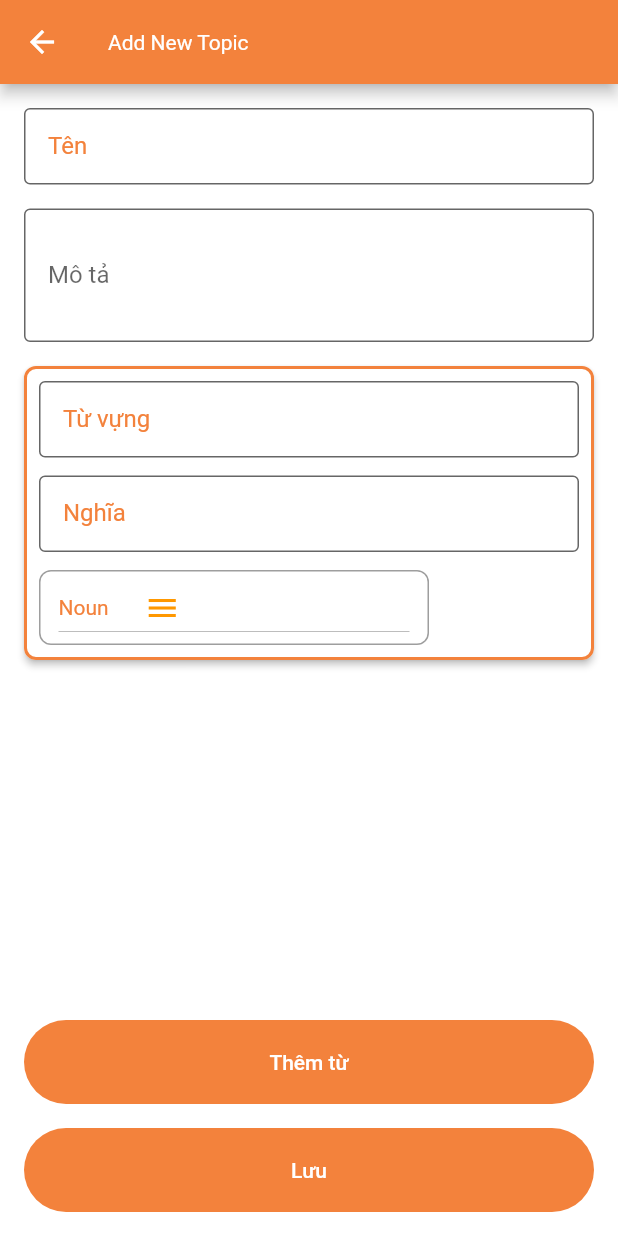
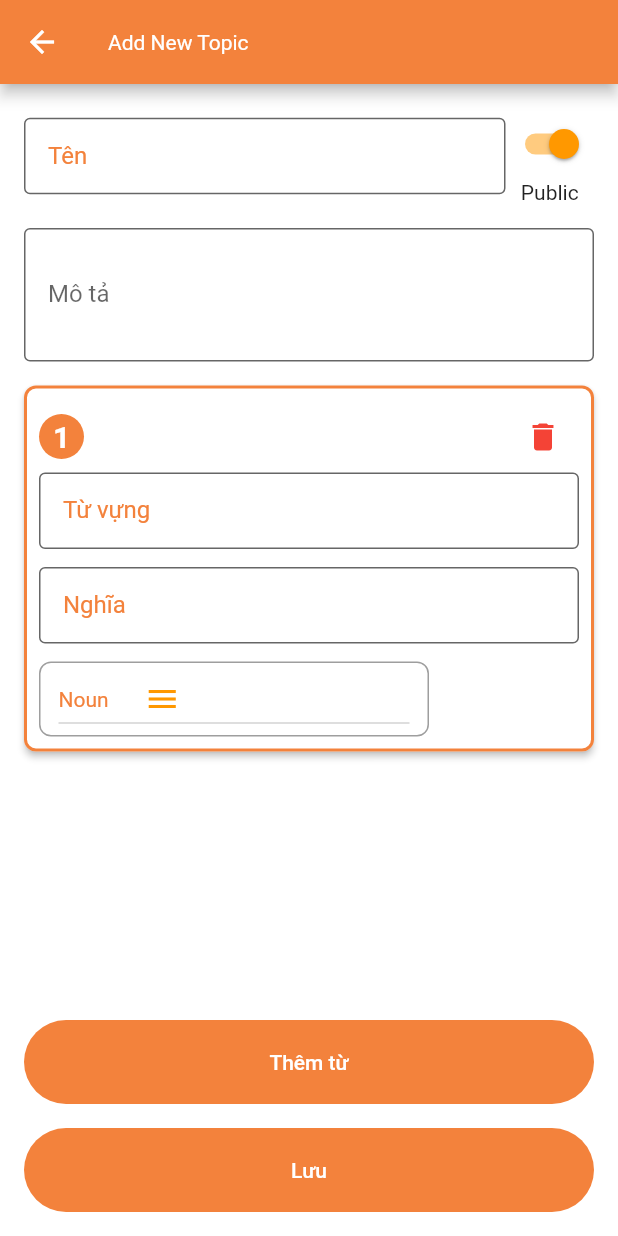
Before and after one commit to DevPhamPham/orange_card, a Flutter app: the TopicScreen screen opened directly, after a tap on the "add" icon, on a phone screen of 412 x 824 dp. Run offline on Flutter 3.47's test engine with Material 3 defaults, Android fonts, the light colour scheme and no system bars; our stand-ins replace cloud_firestore, firebase_auth, firebase_core, firebase_storage, flutter_svg, google_nav_bar and 2 more; accounts and stored records are empty; network calls fail.

Commit message:
make topic with firebase

```diff
--- a/lib/main.dart
+++ b/lib/main.dart
@@ -1,7 +1,6 @@
 import 'package:flutter/material.dart';
 import 'package:firebase_core/firebase_core.dart';
 import 'firebase_options.dart';
-
 import 'package:orange_card/ui/auth/constants.dart';
 import 'ui/auth/auth_gate.dart';
 
--- a/lib/resources/models/topic.dart
+++ b/lib/resources/models/topic.dart
@@ -1,39 +1,61 @@
-import 'package:orange_card/resources/models/word.dart';
+import 'package:cloud_firestore/cloud_firestore.dart';
 
 class Topic {
-  final String id;
-  late final String title;
-  final int creationTime;
-  late int numberOfChildren;
-  late int learnedWords;
-  late int view;
-  late List<Word> words;
+  String? id;
+  String? title;
+  int? creationTime;
+  int? numberOfChildren;
+  int? learnedWords;
+  String? status;
+  String? description;
+  int? updateTime;
+  List<DocumentReference>? users; // Updated to store document references
+  int? views;
 
-  Topic(
-      {required this.id,
-      required this.title,
-      required this.creationTime,
-      required this.numberOfChildren,
-      required this.learnedWords,
-      required this.view,
-      required this.words});
+  Topic({
+    this.id,
+    this.title,
+    this.creationTime,
+    this.numberOfChildren,
+    this.learnedWords,
+    this.status,
+    this.description,
+    this.updateTime,
+    this.users,
+    this.views,
+  });
 
-  Topic copyWith({
-    String? id,
-    String? title,
-    int? creationTime,
-    int? numberOfChildren,
-    int? learnedWords,
-    int? view,
-  }) {
+  factory Topic.fromMap(Map<String, dynamic> map, String id) {
     return Topic(
-      words: words,
-      id: id ?? this.id,
-      title: title ?? this.title,
-      creationTime: creationTime ?? this.creationTime,
-      numberOfChildren: numberOfChildren ?? this.numberOfChildren,
-      learnedWords: learnedWords ?? this.learnedWords,
-      view: view ?? this.view,
+      id: id,
+      title: map['title'],
+      creationTime: map['creationTime'],
+      numberOfChildren: map['numberOfChildren'],
+      learnedWords: map['learnedWords'],
+      status: map['status'],
+      description: map['description'],
+      updateTime: map['updateTime'],
+      users: (map['users'] as List<dynamic>?)
+          ?.map((ref) => ref as DocumentReference)
+          .toList(),
+      views: map['views'],
     );
   }
+
+  Map<String, dynamic> toMap() {
+    return {
+      'id': id,
+      'title': title,
+      'creationTime': creationTime,
+      'numberOfChildren': numberOfChildren,
+      'learnedWords': learnedWords,
+      'status': status,
+      'description': description,
+      'updateTime': updateTime,
+      'users': users
+          ?.map((ref) => ref)
+          .toList(), // Convert List<DocumentReference> to List<dynamic>
+      'views': views,
+    };
+  }
 }
--- a/lib/resources/models/word.dart
+++ b/lib/resources/models/word.dart
@@ -1,48 +1,75 @@
 class Word {
-  final String id;
-  late String english;
-  late String vietnamese;
-  final int created_at;
-  late String type;
-  late bool learnt;
+  String? id;
+  String? english;
+  String vietnamese;
+  int createdAt;
+  int updatedAt;
+  String type;
+  String? imageUrl;
+  bool learnt;
+  Map<String, dynamic> markedUser;
+
   Word({
+    this.id,
+    this.english,
+    required this.vietnamese,
+    required this.createdAt,
+    required this.updatedAt,
+    required this.type,
+    this.imageUrl,
     required this.learnt,
-    required this.id,
-    required this.created_at,
-    required this.type,
-    required this.english,
-    required this.vietnamese,
+    required this.markedUser,
   });
 
-  Word copyWith(
-      {String? english, String? vietnamese, String? type, bool? learnt}) {
+  Word copyWith({
+    String? id,
+    String? english,
+    String? vietnamese,
+    int? createdAt,
+    int? updatedAt,
+    String? type,
+    String? imageUrl,
+    bool? learnt,
+    Map<String, dynamic>? markedUser,
+  }) {
     return Word(
-        id: this.id,
-        created_at: this.created_at,
-        type: type ?? this.type,
-        english: english ?? this.english,
-        vietnamese: vietnamese ?? this.vietnamese,
-        learnt: learnt ?? this.learnt);
-  }
-
-  factory Word.fromJson(Map<String, dynamic> json) {
-    return Word(
-      id: json['id'],
-      created_at: json['created_at'],
-      type: json['type'],
-      english: json['english'],
-      vietnamese: json['vietnamese'],
-      learnt: json['learnt'],
+      id: id ?? this.id,
+      english: english ?? this.english,
+      vietnamese: vietnamese ?? this.vietnamese,
+      createdAt: createdAt ?? this.createdAt,
+      updatedAt: updatedAt ?? this.updatedAt,
+      type: type ?? this.type,
+      imageUrl: imageUrl ?? this.imageUrl,
+      learnt: learnt ?? this.learnt,
+      markedUser: markedUser ?? this.markedUser,
     );
   }
 
-  Map<String, dynamic> toJson() {
+  factory Word.fromMap(Map<String, dynamic> map, String id) {
+    return Word(
+      id: id,
+      english: map['english'],
+      vietnamese: map['vietnamese'],
+      createdAt: map['createdAt'],
+      updatedAt: map['updatedAt'],
+      type: map['type'] ?? '',
+      imageUrl: map['imageUrl'],
+      learnt: map['learnt'] ?? false,
+      markedUser: map['markedUser'] ?? {},
+    );
+  }
+
+  Map<String, dynamic> toMap() {
     return {
       'id': id,
-      'created_at': created_at,
-      'type': type,
       'english': english,
       'vietnamese': vietnamese,
+      'createdAt': createdAt,
+      'updatedAt': updatedAt,
+      'type': type,
+      'imageUrl': imageUrl,
+      'learnt': learnt,
+      'markedUser': markedUser,
     };
   }
 }
--- /dev/null
+++ b/lib/resources/utils/enum.dart
@@ -0,0 +1,3 @@
+enum STATUS { LEARNT, MARKED, ALL, NOT_LEARN, PUBLIC, PRIVATE }
+
+enum LEARN_MODE { FLASH_CARD, MULTIPLE_CHOICE, WORD_TYPE }
--- a/lib/resources/viewmodels/TopicViewmodel.dart
+++ b/lib/resources/viewmodels/TopicViewmodel.dart
@@ -1,105 +1,64 @@
 import 'package:flutter/material.dart';
 import 'package:intl/intl.dart';
-import 'package:orange_card/resources/models/word.dart';
-import 'package:orange_card/resources/viewmodels/WordViewModel.dart';
+import 'package:orange_card/resources/repositories/topicRepository.dart';
+import 'package:orange_card/resources/utils/enum.dart';
 import '../models/topic.dart';
+import '../models/word.dart';
 
 class TopicViewModel extends ChangeNotifier {
-  late List<Topic> _fakeTopics = [];
-  late List<Topic> _filteredTopics = [];
+  final TopicRepository _topicRepository = TopicRepository();
+  final List<Topic> _topics = [];
+  final List<Topic> _filteredTopics = [];
 
-  List<Topic> get fakeTopics => _fakeTopics;
-  List<Topic> get filteredTopics => _filteredTopics;
+  List<Topic> get topics => List.unmodifiable(_topics);
+  List<Topic> get filteredTopics => List.unmodifiable(_filteredTopics);
+
   TopicViewModel() {
-    _generateFakeTopics();
+    _loadTopics();
   }
 
-  void _generateFakeTopics() {
-    int numberOfDays = 3;
-    int topicsPerDay = 2;
-
-    for (int i = 0; i < numberOfDays; i++) {
-      for (int j = 0; j < topicsPerDay; j++) {
-        WordViewModel wordViewModel = WordViewModel();
-        List<Word> words = wordViewModel.words;
-        print(words.length);
-        _fakeTopics.add(
-          Topic(
-            words: words,
-            id: 'topic_${i * topicsPerDay + j}',
-            title: 'Topic ${i * topicsPerDay + j}',
-            creationTime:
-                DateTime.now().millisecondsSinceEpoch - (i * 86400000),
-            numberOfChildren: 5,
-            learnedWords: (i + 1) * 100,
-            view: 0,
-          ),
-        );
-      }
-    }
-  }
-
-  void addTopic(String title, String description, List<Word> words) {
-    _fakeTopics.add(
-      Topic(
-        id: '${_fakeTopics.length + 1}',
-        title: title,
-        creationTime: DateTime.now().millisecondsSinceEpoch,
-        numberOfChildren: 0,
-        learnedWords: 0,
-        view: 0,
-        words: words,
-      ),
-    );
+  Future<void> _loadTopics() async {
+    _topics.clear();
+    _filteredTopics.clear();
+    final topics = _topicRepository.getAllTopics();
+    _topics.addAll(topics as Iterable<Topic>);
+    _filteredTopics.addAll(topics as Iterable<Topic>);
     notifyListeners();
   }
 
-  bool deleteTopic(Topic topic) {
-    if (_fakeTopics.contains(topic)) {
-      _fakeTopics.remove(topic);
-      notifyListeners();
-      return true;
-    }
-    return false;
+  void addTopic(
+      String title, List<Word> words, String description, bool mode) async {
+    final topic = Topic(
+      title: title,
+      creationTime: DateTime.now().millisecondsSinceEpoch,
+      numberOfChildren: words.length,
+      learnedWords: 0,
+      status: mode ? "Public" : "Private",
+      views: 0,
+      updateTime: DateTime.now().millisecondsSinceEpoch,
+    );
+    await _topicRepository.addTopic(topic, words);
+    _loadTopics();
   }
 
-  void updateTopic(Topic topic) {
-    int index = _fakeTopics.indexWhere((element) => element.id == topic.id);
-    if (index != -1) {
-      _fakeTopics[index] = topic;
-      notifyListeners();
-    }
+  Future<void> deleteTopic(Topic topic) async {
+    await _topicRepository.deleteTopic(topic.id!);
+    _loadTopics();
+  }
+
+  Future<void> updateTopic(Topic topic) async {
+    await _topicRepository.updateTopic(topic);
+    _loadTopics();
   }
 
   Map<String, List<Topic>> groupedTopicsByDay(List<Topic> topics) {
-    Map<String, List<Topic>> groupedTopicsByDay = {};
-    for (var topic in topics) {
-      DateTime dateTime =
-          DateTime.fromMillisecondsSinceEpoch(topic.creationTime);
-      String formattedDate = DateFormat('dd/MM/yyyy').format(dateTime);
-      if (!groupedTopicsByDay.containsKey(formattedDate)) {
-        groupedTopicsByDay[formattedDate] = [];
-      }
+    final Map<String, List<Topic>> groupedTopicsByDay = {};
+    for (final topic in topics) {
+      final dateTime = DateTime.fromMillisecondsSinceEpoch(topic.creationTime!);
+      final formattedDate = DateFormat('dd/MM/yyyy').format(dateTime);
+      groupedTopicsByDay.putIfAbsent(formattedDate, () => []);
       groupedTopicsByDay[formattedDate]?.add(topic);
     }
     return groupedTopicsByDay;
   }
-
-  void _filterTopics(String query) {
-    _filteredTopics = _fakeTopics.where((topic) {
-      final lowerCaseQuery = query.toLowerCase();
-      final lowerCaseTitle = topic.title.toLowerCase();
-      return lowerCaseTitle.contains(lowerCaseQuery);
-    }).toList();
-    notifyListeners();
-  }
-
-  void filterTopics(String query) {
-    if (query.isNotEmpty) {
-      _filterTopics(query);
-    } else {
-      _filteredTopics.clear();
-      notifyListeners();
-    }
-  }
 }
--- a/lib/resources/viewmodels/WordViewModel.dart
+++ b/lib/resources/viewmodels/WordViewModel.dart
@@ -8,7 +8,6 @@ class WordViewModel extends ChangeNotifier {
   WordViewModel() {
     fetchWords();
   }
-  // Method to add a word
   void addWord(Word word) {
     _words.add(word);
   }
@@ -27,28 +26,6 @@ class WordViewModel extends ChangeNotifier {
   }
 
   void fetchWords() {
-    _words = [
-      Word(
-          id: '1',
-          created_at: 123456789,
-          type: 'Noun',
-          english: 'Book',
-          vietnamese: 'Sách',
-          learnt: true),
-      Word(
-          id: '2',
-          created_at: 123456789,
-          type: 'Verb',
-          english: 'Run',
-          vietnamese: 'Chạy',
-          learnt: true),
-      Word(
-          id: '3',
-          created_at: 123456789,
-          type: 'Adjective',
-          english: 'Beautiful',
-          vietnamese: 'Đẹp',
-          learnt: false),
-    ];
+    _words = [];
   }
 }
--- a/lib/ui/detail_topic/components/word_item.dart
+++ b/lib/ui/detail_topic/components/word_item.dart
@@ -30,7 +30,7 @@ class _WordItemState extends State<WordItem> {
             children: [
               Expanded(
                   child: Text(
-                widget.word.english,
+                widget.word.english.toString(),
               )),
               Expanded(
                   child: Text(
--- a/lib/ui/detail_topic/topic_detail_screen.dart
+++ b/lib/ui/detail_topic/topic_detail_screen.dart
@@ -27,7 +27,7 @@ class _TopicDetailState extends State<TopicDetail> {
   @override
   void initState() {
     super.initState();
-    setLearntWord();
+    // setLearntWord();
     // Add initialization code here
   }
 
@@ -104,13 +104,13 @@ class _TopicDetailState extends State<TopicDetail> {
                         crossAxisAlignment: CrossAxisAlignment.start,
                         children: [
                           Text(
-                            widget.topic.title,
+                            widget.topic.title!,
                             style: const TextStyle(
                                 fontSize: 18, fontWeight: FontWeight.bold),
                           ),
                           const SizedBox(height: 5),
                           Text(
-                            'Created at: ${DateFormat('HH:mm - dd/MM/yyyy').format(DateTime.fromMicrosecondsSinceEpoch(widget.topic.creationTime))}',
+                            'Created at: ${DateFormat('HH:mm - dd/MM/yyyy').format(DateTime.fromMicrosecondsSinceEpoch(widget.topic.creationTime!))}',
                           ),
                           Text("Username: ${widget.user.username}"),
                         ],
@@ -123,10 +123,10 @@ class _TopicDetailState extends State<TopicDetail> {
                         animation: true,
                         animationDuration: 800,
                         lineWidth: 5.0,
-                        percent: learnt / widget.topic.words.length,
-                        center: learnt != widget.topic.words.length
+                        percent: learnt / widget.topic.numberOfChildren!,
+                        center: learnt != widget.topic.numberOfChildren
                             ? Text(
-                                "$learnt/${widget.topic.words.length}",
+                                "$learnt/${widget.topic.numberOfChildren}",
                                 style: const TextStyle(
                                     fontWeight: FontWeight.bold, fontSize: 18),
                               )
@@ -140,7 +140,7 @@ class _TopicDetailState extends State<TopicDetail> {
                         circularStrokeCap: CircularStrokeCap.butt,
                         backgroundColor:
                             const Color.fromARGB(188, 218, 218, 218),
-                        progressColor: learnt != widget.topic.words.length
+                        progressColor: learnt != widget.topic.numberOfChildren
                             ? const Color.fromARGB(255, 255, 123, 0)
                             : const Color.fromARGB(255, 110, 255, 115),
                       ),
@@ -206,32 +206,32 @@ class _TopicDetailState extends State<TopicDetail> {
             ),
           ),
           const SizedBox(height: 5),
-          Expanded(
-            child: ListView.builder(
-              itemCount: widget.topic.words.length,
-              itemBuilder: (context, index) {
-                final word = widget.topic.words[index];
-                return WordItem(
-                  word: word,
-                  backgroundColor: index % 2 == 0
-                      ? const Color.fromARGB(134, 245, 193, 145)
-                      : Colors.white,
-                );
-              },
-            ),
-          ),
+          // Expanded(
+          //   child: ListView.builder(
+          //     itemCount: widget.topic.numberOfChildren,
+          //     itemBuilder: (context, index) {
+          //       final word = widget.topic.words[index];
+          //       return WordItem(
+          //         word: word,
+          //         backgroundColor: index % 2 == 0
+          //             ? const Color.fromARGB(134, 245, 193, 145)
+          //             : Colors.white,
+          //       );
+          //     },
+          //   ),
+          // ),
         ],
       ),
     );
   }
 
-  void setLearntWord() {
-    for (Word word in widget.topic.words) {
-      if (word.learnt) {
-        learnt += 1;
-      }
-    }
-  }
+  // void setLearntWord() {
+  //   for (Word word in widget.topic.words) {
+  //     if (word.learnt) {
+  //       learnt += 1;
+  //     }
+  //   }
+  // }
 }
 
 class UserCard {
--- a/lib/ui/libraryPage/topic/components/add_word_item.dart
+++ b/lib/ui/libraryPage/topic/components/add_word_item.dart
@@ -27,7 +27,7 @@ class _AddWordItemState extends State<AddWordItem> {
   @override
   void initState() {
     super.initState();
-    _english = widget.word.english;
+    _english = widget.word.english!;
     _vietnamese = widget.word.vietnamese;
   }
 
@@ -50,11 +50,9 @@ class _AddWordItemState extends State<AddWordItem> {
             crossAxisAlignment: CrossAxisAlignment.stretch,
             mainAxisSize: MainAxisSize.min,
             children: [
-              widget.number == null
-                  ? Row(
+              Row(
                 mainAxisAlignment: MainAxisAlignment.spaceBetween,
                 children: [
-                        // Conditionally render a Container if widget.number is not null
                   Container(
                     width: 30,
                     height: 30,
@@ -80,8 +78,7 @@ class _AddWordItemState extends State<AddWordItem> {
                     onPressed: widget.onDelete,
                   ),
                 ],
-                    )
-                  : Row(),
+              ),
               TextFormField(
                 initialValue: _english,
                 decoration: const InputDecoration(
@@ -131,8 +128,6 @@ class _AddWordItemState extends State<AddWordItem> {
                   _vietnamese = value!;
                 },
                 onChanged: (value) {
-                  print("change $value");
-
                   widget.onUpdateWord(widget.word.copyWith(vietnamese: value));
                 },
               ),
--- a/lib/ui/libraryPage/topic/components/card_item.dart
+++ b/lib/ui/libraryPage/topic/components/card_item.dart
@@ -49,7 +49,7 @@ class TopicCardItem extends StatelessWidget {
                         crossAxisAlignment: CrossAxisAlignment.start,
                         children: [
                           Text(
-                            topic.title,
+                            topic.title.toString(),
                             style: const TextStyle(
                               fontSize: 16.0,
                               fontWeight: FontWeight.bold,
@@ -57,7 +57,7 @@ class TopicCardItem extends StatelessWidget {
                           ),
                           const SizedBox(height: 4.0),
                           Text(
-                            'Time: ${DateFormat('dd/MM/yyyy').format(DateTime.fromMillisecondsSinceEpoch(topic.creationTime))}',
+                            'Time: ${DateFormat('dd/MM/yyyy').format(DateTime.fromMillisecondsSinceEpoch(topic.creationTime!))}',
                             style: const TextStyle(
                               fontSize: 12.0,
                               color: Colors.grey,
--- a/lib/ui/libraryPage/topic/components/dialog_edit_topic.dart
+++ b/lib/ui/libraryPage/topic/components/dialog_edit_topic.dart
@@ -1,7 +1,6 @@
 import 'package:flutter/material.dart';
 
 import '../../../../resources/models/topic.dart';
-
 
 class EditTopicDialog extends StatefulWidget {
   final Topic topic;
@@ -63,8 +62,6 @@ class _EditTopicDialogState extends State<EditTopicDialog> {
                     String title = _titleController.text;
                     if (title.isNotEmpty) {
                       // Create a new Topic object with the updated title
-                      Topic updatedTopic = widget.topic.copyWith(title: title);
-                      Navigator.pop(context, updatedTopic);
                     }
                   },
                   child: const Text('Update'),
--- a/lib/ui/libraryPage/topic/components/list_topic_body.dart
+++ b/lib/ui/libraryPage/topic/components/list_topic_body.dart
@@ -48,7 +48,7 @@ class _ListTopicState extends State<ListTopic> {
               padding: const EdgeInsets.all(10.0),
               child: ListTopicItem(
                 viewModel: widget.viewModel,
-                topics: widget.viewModel.fakeTopics,
+                topics: widget.viewModel.topics,
               )),
         ),
       ],
--- a/lib/ui/libraryPage/topic/components/list_topic_item.dart
+++ b/lib/ui/libraryPage/topic/components/list_topic_item.dart
@@ -33,7 +33,6 @@ class _ListTopicItemState extends State<ListTopicItem> {
             UserCurrent user = UserCurrent(
                 username: FirebaseAuth.instance.currentUser!.email.toString(),
                 avatar: "");
-            print(user);
             Navigator.push(
               context,
               MaterialPageRoute(
--- a/lib/ui/libraryPage/topic/screens/add_topic_screen.dart
+++ b/lib/ui/libraryPage/topic/screens/add_topic_screen.dart
@@ -1,5 +1,8 @@
+import 'package:flutter/cupertino.dart';
 import 'package:flutter/material.dart';
+import 'package:flutter/widgets.dart';
 import 'package:orange_card/resources/models/word.dart';
+import 'package:orange_card/resources/viewmodels/TopicViewmodel.dart';
 import 'package:orange_card/ui/auth/constants.dart';
 import 'package:orange_card/ui/libraryPage/topic/components/add_word_item.dart';
 
@@ -14,7 +17,11 @@ class _AddTopicScreenState extends State<AddTopicScreen> {
   late List<Word> _words;
   String _topicName = '';
   String _description = '';
+  final TopicViewModel _topicViewModel = TopicViewModel();
   final _formKey = GlobalKey<FormState>();
+  bool light = true;
+  String _mode = "Public";
+
   @override
   void initState() {
     super.initState();
@@ -24,8 +31,10 @@ class _AddTopicScreenState extends State<AddTopicScreen> {
           english: '',
           vietnamese: '',
           type: '',
-          created_at: DateTime.now().microsecondsSinceEpoch,
-          learnt: false),
+          createdAt: DateTime.now().microsecondsSinceEpoch,
+          learnt: false,
+          updatedAt: 0,
+          markedUser: {}),
     ];
   }
 
@@ -59,7 +68,10 @@ class _AddTopicScreenState extends State<AddTopicScreen> {
           child: Column(
             crossAxisAlignment: CrossAxisAlignment.stretch,
             children: [
-              TextFormField(
+              Row(
+                children: [
+                  Expanded(
+                    child: TextFormField(
                       onChanged: (value) {
                         _topicName = value;
                       },
@@ -76,6 +88,31 @@ class _AddTopicScreenState extends State<AddTopicScreen> {
                         }
                         return null;
                       },
+                    ),
+                  ),
+                  Column(
+                    children: [
+                      Switch(
+                          value: light,
+                          activeColor: Colors.orange,
+                          onChanged: (bool value) {
+                            setState(() {
+                              light = value;
+                              if (value) {
+                                setState(() {
+                                  _mode = "Public";
+                                });
+                              } else {
+                                setState(() {
+                                  _mode = "Private";
+                                });
+                              }
+                            });
+                          }),
+                      Text(_mode)
+                    ],
+                  ),
+                ],
               ),
               const SizedBox(height: 16),
               TextFormField(
@@ -123,9 +160,11 @@ class _AddTopicScreenState extends State<AddTopicScreen> {
                         id: (_words.length + 1).toString(),
                         english: '',
                         vietnamese: '',
-                        created_at: DateTime.now().microsecondsSinceEpoch,
+                        createdAt: DateTime.now().microsecondsSinceEpoch,
                         type: '',
-                        learnt: false));
+                        learnt: false,
+                        updatedAt: 0,
+                        markedUser: {}));
                   });
                 },
                 child: const Text('Thêm từ'),
@@ -134,12 +173,10 @@ class _AddTopicScreenState extends State<AddTopicScreen> {
               ElevatedButton(
                 onPressed: () {
                   if (_formKey.currentState!.validate()) {
-                    print('Topic Name: $_topicName');
-                    print('Description: $_description');
-                    for (var word in _words) {
-                      print(word.english);
-                    }
-                    Navigator.pop(context, [_topicName, _description, _words]);
+                    _topicViewModel.addTopic(
+                        _topicName, _words, _description, light);
+
+                    Navigator.pop(context);
                   }
                 },
                 child: const Text('Lưu'),
--- a/lib/ui/libraryPage/topic/screens/topic_screen.dart
+++ b/lib/ui/libraryPage/topic/screens/topic_screen.dart
@@ -27,16 +27,10 @@ class _TopicScreenState extends State<TopicScreen> {
           ListTopic(viewModel: _topicViewModel), // Pass ViewModel to ListTopic
       floatingActionButton: FloatingActionButton(
         onPressed: () async {
-          final List? listTopicData = await showDialog<List>(
+          await showDialog<List>(
             context: context,
             builder: (_) => const AddTopicScreen(),
           );
-          if (listTopicData != null) {
-            setState(() {
-              _topicViewModel.addTopic(listTopicData[0], listTopicData[1],
-                  listTopicData[2]); // Use ViewModel method
-            });
-          }
         },
         backgroundColor: kPrimaryColor,
         foregroundColor: Colors.white,
```
Also changed, not shown: lib/resources/models/topicInUser.dart (added, +33 -0 lines), lib/resources/repositories/topicRepository.dart (+53 -0 lines), lib/resources/repositories/userRepository.dart (added, +12 -0 lines), pubspec.lock. Lines whose indentation alone changed are shown as unchanged.
